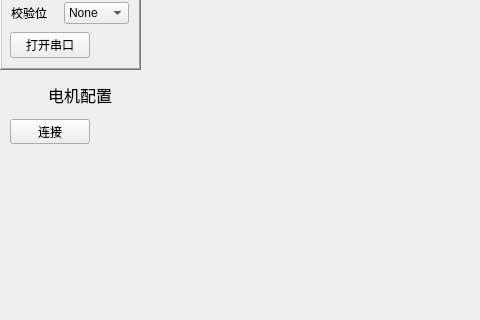
Old version of the form widget.ui in the repository lhzloveyyj/LiJointMaster; both pictures show x 0 to 480 and y 201 to 521 of the 1280 by 720 pixel window.
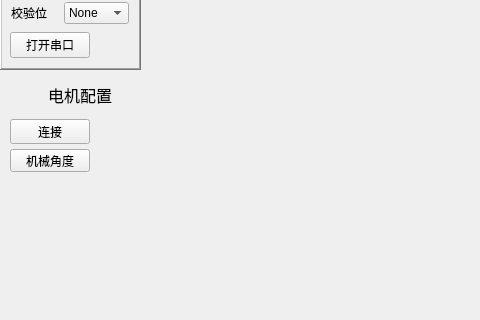
New version of the form. Icons and pictures are not drawn.

Commit message: 新增获取角度按钮，读取角度成功

What changed in the file:
```diff
--- a/widget.ui
+++ b/widget.ui
@@ -266,7 +266,7 @@
     <enum>QFrame::Shadow::Raised</enum>
    </property>
   </widget>
-  <widget class="QWidget" name="">
+  <widget class="QWidget" name="layoutWidget">
    <property name="geometry">
     <rect>
      <x>10</x>
@@ -306,7 +306,7 @@
     </item>
    </layout>
   </widget>
-  <widget class="QWidget" name="">
+  <widget class="QWidget" name="layoutWidget">
    <property name="geometry">
     <rect>
      <x>10</x>
@@ -346,7 +346,7 @@
     </item>
    </layout>
   </widget>
-  <widget class="QWidget" name="">
+  <widget class="QWidget" name="layoutWidget">
    <property name="geometry">
     <rect>
      <x>10</x>
@@ -387,6 +387,22 @@
     </item>
    </layout>
   </widget>
+  <widget class="QPushButton" name="mechanicalAngle_bt">
+   <property name="geometry">
+    <rect>
+     <x>10</x>
+     <y>350</y>
+     <width>80</width>
+     <height>23</height>
+    </rect>
+   </property>
+   <property name="text">
+    <string>机械角度</string>
+   </property>
+   <property name="checkable">
+    <bool>true</bool>
+   </property>
+  </widget>
  </widget>
  <resources/>
  <connections/>
```
Left out of the diff: 2 changed lines with no effect on the pictures. The commit also changes 22 other files.
